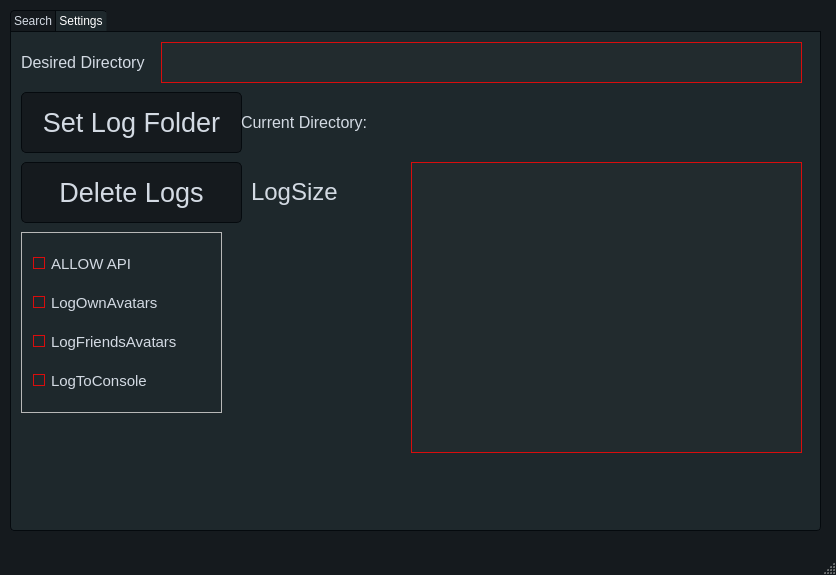
Qt form GUI/untitled.ui (Cranbaerry/A.R.E.S) before a commit.
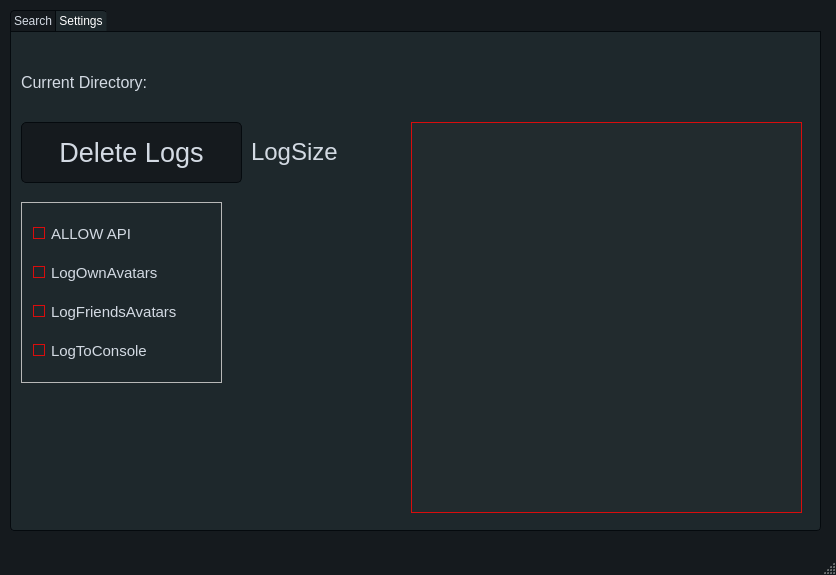
The same form after that commit. The open tabs and pages were chosen to show the change.

```diff
--- a/GUI/untitled.ui
+++ b/GUI/untitled.ui
@@ -1059,52 +1059,12 @@
      <attribute name="title">
       <string>Settings</string>
      </attribute>
-     <widget class="QPushButton" name="SetLogFolder">
-      <property name="geometry">
-       <rect>
-        <x>10</x>
-        <y>60</y>
-        <width>221</width>
-        <height>61</height>
-       </rect>
-      </property>
-      <property name="font">
-       <font>
-        <pointsize>20</pointsize>
-       </font>
-      </property>
-      <property name="text">
-       <string>Set Log Folder</string>
-      </property>
-     </widget>
-     <widget class="QTextEdit" name="LogFolderDir">
-      <property name="geometry">
-       <rect>
-        <x>150</x>
-        <y>10</y>
-        <width>641</width>
-        <height>41</height>
-       </rect>
-      </property>
-      <property name="font">
-       <font>
-        <pointsize>18</pointsize>
-       </font>
-      </property>
-      <property name="html">
-       <string>&lt;!DOCTYPE HTML PUBLIC &quot;-//W3C//DTD HTML 4.0//EN&quot; &quot;http://www.w3.org/TR/REC-html40/strict.dtd&quot;&gt;
-&lt;html&gt;&lt;head&gt;&lt;meta name=&quot;qrichtext&quot; content=&quot;1&quot; /&gt;&lt;style type=&quot;text/css&quot;&gt;
-p, li { white-space: pre-wrap; }
-&lt;/style&gt;&lt;/head&gt;&lt;body style=&quot; font-family:'MS Shell Dlg 2'; font-size:18pt; font-weight:400; font-style:normal;&quot;&gt;
-&lt;p style=&quot;-qt-paragraph-type:empty; margin-top:0px; margin-bottom:0px; margin-left:0px; margin-right:0px; -qt-block-indent:0; text-indent:0px; font-size:8.25pt;&quot;&gt;&lt;br /&gt;&lt;/p&gt;&lt;/body&gt;&lt;/html&gt;</string>
-      </property>
-     </widget>
      <widget class="QLabel" name="DirLabel">
       <property name="geometry">
        <rect>
-        <x>230</x>
-        <y>60</y>
-        <width>561</width>
+        <x>10</x>
+        <y>20</y>
+        <width>781</width>
         <height>61</height>
        </rect>
       </property>
@@ -1121,7 +1081,7 @@
       <property name="geometry">
        <rect>
         <x>10</x>
-        <y>130</y>
+        <y>90</y>
         <width>221</width>
         <height>61</height>
        </rect>
@@ -1135,29 +1095,11 @@
        <string>Delete Logs</string>
       </property>
      </widget>
-     <widget class="QLabel" name="DirLabel_2">
-      <property name="geometry">
-       <rect>
-        <x>10</x>
-        <y>10</y>
-        <width>131</width>
-        <height>41</height>
-       </rect>
-      </property>
-      <property name="font">
-       <font>
-        <pointsize>12</pointsize>
-       </font>
-      </property>
-      <property name="text">
-       <string>Desired Directory</string>
-      </property>
-     </widget>
      <widget class="QLabel" name="LogSize">
       <property name="geometry">
        <rect>
         <x>240</x>
-        <y>130</y>
+        <y>90</y>
         <width>141</width>
         <height>61</height>
        </rect>
@@ -1175,7 +1117,7 @@
       <property name="geometry">
        <rect>
         <x>10</x>
-        <y>200</y>
+        <y>170</y>
         <width>201</width>
         <height>181</height>
        </rect>
@@ -1241,9 +1183,9 @@
       <property name="geometry">
        <rect>
         <x>400</x>
-        <y>130</y>
+        <y>90</y>
         <width>391</width>
-        <height>291</height>
+        <height>391</height>
        </rect>
       </property>
      </widget>
```
Left out of the diff: 11 changed lines with no effect on the pictures.
